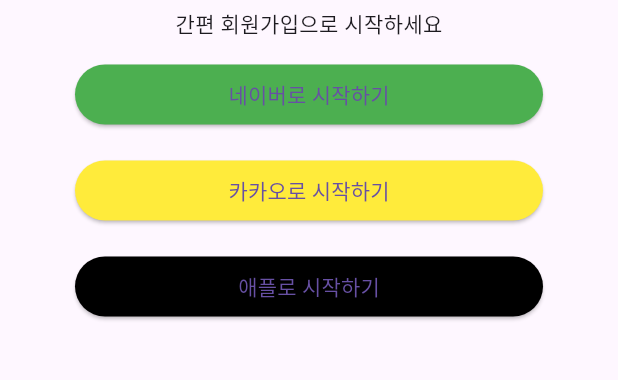
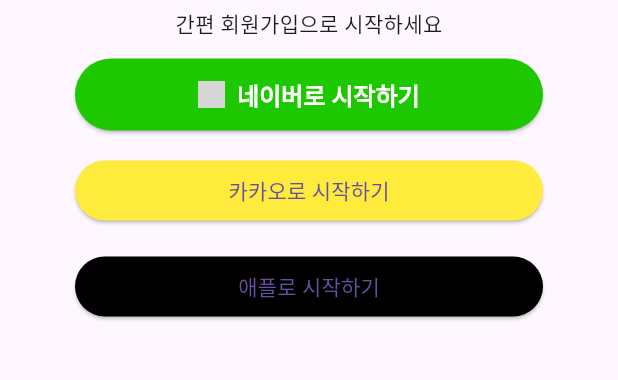
Before and after one commit to rriakang/whatsmyduty, a Flutter app: the screen it shows after launch, on a phone screen of 412 x 824 dp, the part 426-806 px from its top. Run offline on Flutter 3.47's test engine with Material 3 defaults, Android fonts, the phone set to English and light mode, and no system bars; our stand-ins replace get, syncfusion_flutter_calendar, table_calendar; grey boxes are pictures that could not be loaded.

Commit message:
login_button

```diff
--- a/lib/screens/start_page.dart
+++ b/lib/screens/start_page.dart
@@ -5,7 +5,8 @@
   @override
   Widget build(BuildContext context) {
     return Scaffold(
-      body: Column(
+      body: SingleChildScrollView( // Ensure the content fits on small devices
+        child: Column(
           crossAxisAlignment: CrossAxisAlignment.stretch,
           children: <Widget>[
             Container(
@@ -28,14 +29,19 @@
             // 네이버로 시작하기 버튼
             Container(
               margin: EdgeInsets.symmetric(vertical: 8.0, horizontal: 50.0),
-            child: ElevatedButton(
+              child: ElevatedButton.icon(
+                icon: Image.asset('assets/naver_icon.png', height: 18.0), // 네이버 아이콘
+                label: Text(
+                  '네이버로 시작하기',
+                  style: TextStyle(fontSize: 16.0, color: Colors.white),
+                ),
                 onPressed: () {
                   // 네이버 로그인 로직
                 },
-              child: Text('네이버로 시작하기'),
                 style: ButtonStyle(
-
-                backgroundColor: MaterialStateProperty.all(Colors.green),
+                  backgroundColor: MaterialStateProperty.all(Color(0xFF1EC800)), // 네이버 색상
+                  padding: MaterialStateProperty.all(EdgeInsets.symmetric(vertical: 12.0)),
+                  textStyle: MaterialStateProperty.all(TextStyle(fontWeight: FontWeight.bold)),
                 ),
               ),
             ),
@@ -67,6 +73,7 @@
             ),
           ],
         ),
+      ),
     );
   }
 }
--- a/pubspec.yaml
+++ b/pubspec.yaml
@@ -65,7 +65,8 @@
   uses-material-design: true
 
   # To add assets to your application, add an assets section, like this:
-#  assets:
+  assets:
+    - assets/naver_icon.png
 
 
 
```
Lines whose indentation alone changed are shown as unchanged.
